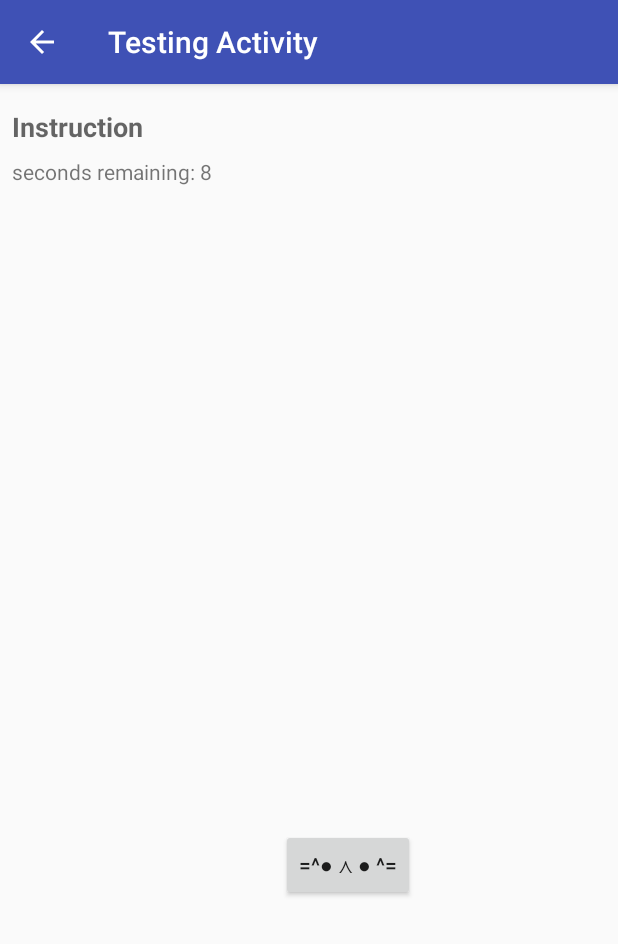
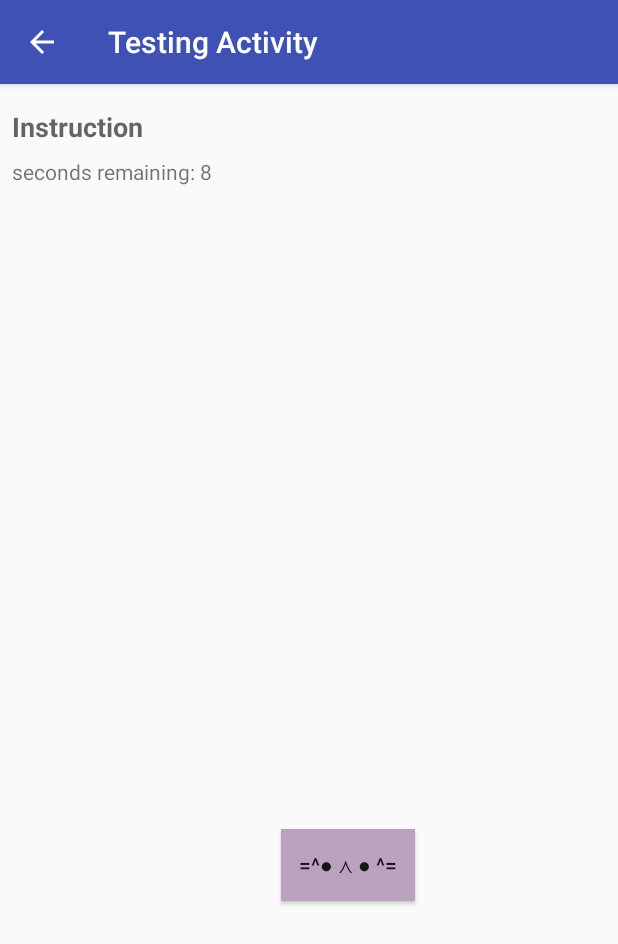
Before and after one commit to alex-yxw/hackthevalley, an Android app: the TestingActivity screen opened directly, with no data from a screen before it, after a tap on "=^● ⋏ ● ^=", on a phone screen of 412 x 824 dp. Shown: the top 944 px of the screen. Run offline under Robolectric (Android 15) with nearby library versions, the phone set to English and light mode, and no system bars; 1 other tap on this screen came first.

Commit message:
Change color of the button when clicking

```diff
--- a/HelloSharedPrefs/app/src/main/java/com/example/android/hellosharedprefs/TestingActivity.java
+++ b/HelloSharedPrefs/app/src/main/java/com/example/android/hellosharedprefs/TestingActivity.java
@@ -4,6 +4,7 @@ import android.Manifest;
 import android.content.Context;
 import android.content.Intent;
 import android.content.pm.PackageManager;
+import android.graphics.Color;
 import android.graphics.Point;
 import android.location.Location;
 import android.net.Uri;
@@ -76,9 +77,13 @@ public class TestingActivity extends AppCompatActivity {
     public static final String EXTRA_REPLY =
             "com.example.android.hellosharedprefs.extra.REPLY";
 
+
     public void clickCount(View view) {
         Button clickMe = findViewById(R.id.button_testing);
         TextView textView = findViewById(R.id.text_message);
+        Random rnd = new Random();
+        int color = Color.argb(255, rnd.nextInt(256), rnd.nextInt(256), rnd.nextInt(256));
+        clickMe.setBackgroundColor(color);
         if (!isRetrying) {
             if (canTry) {
                 current_score++;
@@ -124,7 +129,6 @@ public class TestingActivity extends AppCompatActivity {
         int y = getDisplaySize(this).y;
         int randomX = new Random().nextInt(x/2) + x/4;
         int randomY = new Random().nextInt(y/2) + y/4;
-
         button.setX(randomX);
         button.setY(randomY);
     }
```
